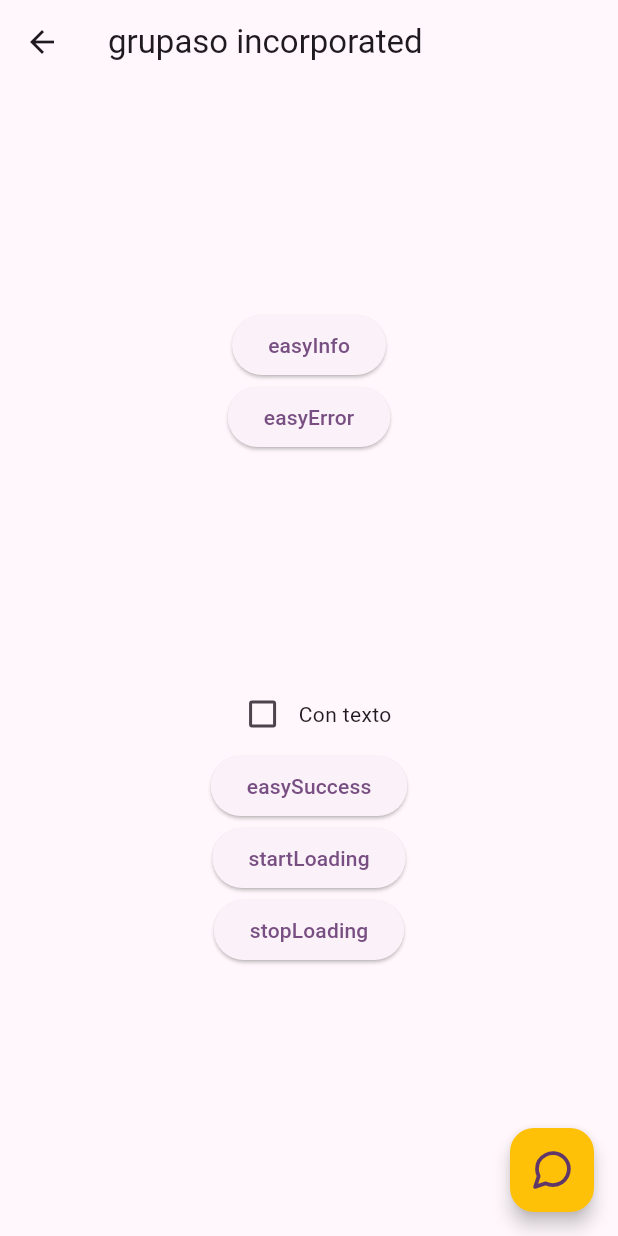
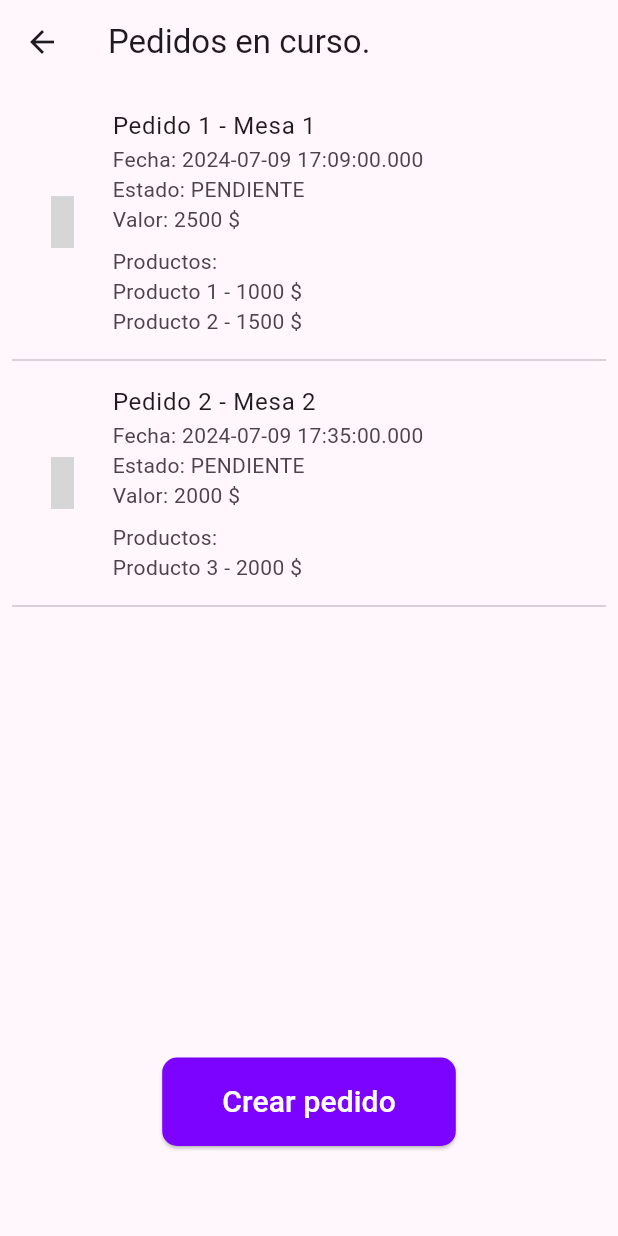
Before and after one commit to endors-toi/grupaso-pedidos, a Flutter app: the screen it shows after launch, after a tap on "Widget", on a phone screen of 412 x 824 dp. Run offline on Flutter 3.47's test engine with Material 3 defaults, Android fonts, the light colour scheme and no system bars; our stand-ins replace cloud_firestore, firebase_core, flutter_easyloading, flutter_feather_icons, material_design_icons_flutter; accounts and stored records are empty; grey boxes are pictures that could not be loaded.

Commit message:
GP-13 ver pedidos con boton
Avance del hdu

```diff
--- a/lib/pages/dev/dev_page.dart
+++ b/lib/pages/dev/dev_page.dart
@@ -5,9 +5,11 @@ import 'package:grupaso_pedidos/pages/crearPedido_page.dart';
 import 'package:grupaso_pedidos/pages/dev/example_page.dart';
 import 'package:grupaso_pedidos/pages/login.dart';
 import 'package:grupaso_pedidos/pages/caja_page.dart';
+import 'package:grupaso_pedidos/pages/verPedido.dart';
 
 // recuerda recargar ----->
 var pages = [
+  VerPedidoPage(),
   ExamplePage(),
   CrearPedidoPage(),
   LoginPage(),
--- /dev/null
+++ b/lib/pages/verPedido.dart
@@ -0,0 +1,124 @@
+import 'package:flutter/material.dart';
+
+import 'crearPedido_page.dart';
+import 'package:material_design_icons_flutter/material_design_icons_flutter.dart';
+
+class VerPedidoPage extends StatefulWidget {
+  const VerPedidoPage({super.key});
+
+  @override
+  State<VerPedidoPage> createState() => _VerPedidoPageState();
+}
+
+class _VerPedidoPageState extends State<VerPedidoPage> {
+  // Lista de ejemplo de pedidos
+  final List<Pedido> pedidos = [
+    Pedido(
+      id: 1,
+      productos: [
+        Producto(
+            id: 1,
+            nombre: 'Producto 1',
+            descripcion: 'Descripción 1',
+            precio: 1000),
+        Producto(
+            id: 2,
+            nombre: 'Producto 2',
+            descripcion: 'Descripción 2',
+            precio: 1500),
+      ],
+      mesa: 'Mesa 1',
+      fecha: DateTime.parse('2024-07-09 17:09'),
+      estado: 'PENDIENTE',
+      valor: 2500,
+    ),
+    Pedido(
+      id: 2,
+      productos: [
+        Producto(
+            id: 3,
+            nombre: 'Producto 3',
+            descripcion: 'Descripción 3',
+            precio: 2000),
+      ],
+      mesa: 'Mesa 2',
+      fecha: DateTime.parse('2024-07-09 17:35'),
+      estado: 'PENDIENTE',
+      valor: 2000,
+    ),
+  ];
+
+  @override
+  Widget build(BuildContext context) {
+    return Scaffold(
+      appBar: AppBar(
+        title: Text('Pedidos en curso.'),
+      ),
+      body: Column(
+        children: [
+          Expanded(
+            child: Padding(
+              padding: EdgeInsets.all(8),
+              child: ListView.builder(
+                itemCount: pedidos.length,
+                itemBuilder: (context, index) {
+                  final pedido = pedidos[index];
+                  return Column(
+                    children: [
+                      ListTile(
+                        title: Text('Pedido ${pedido.id} - ${pedido.mesa}'),
+                        subtitle: Column(
+                          crossAxisAlignment: CrossAxisAlignment.start,
+                          children: [
+                            Text('Fecha: ${pedido.fecha}'),
+                            Text('Estado: ${pedido.estado}'),
+                            Text('Valor: ${pedido.valor} \$'),
+                            SizedBox(height: 8),
+                            Text('Productos:'),
+                            ...pedido.productos
+                                .map((producto) => Text(
+                                    '${producto.nombre} - ${producto.precio} \$'))
+                                .toList(),
+                          ],
+                        ),
+                        leading: Icon(
+                          MdiIcons.food,
+                          size: 35,
+                          color: Color.fromARGB(255, 243, 174, 24),
+                        ),
+                      ),
+                      Divider(),
+                    ],
+                  );
+                },
+              ),
+            ),
+          ),
+          Padding(
+            padding: EdgeInsets.only(top: 30, bottom: 60),
+            child: ElevatedButton(
+              style: ElevatedButton.styleFrom(
+                backgroundColor: Color(0xFF7C03FF),
+                padding: EdgeInsets.symmetric(horizontal: 40.0, vertical: 15.0),
+                shape: RoundedRectangleBorder(
+                  borderRadius: BorderRadius.circular(10.0),
+                ),
+              ),
+              onPressed: () {
+                Navigator.push(
+                  context,
+                  MaterialPageRoute(builder: (context) => CrearPedidoPage()),
+                );
+              },
+              child: Text("Crear pedido",
+                  style: TextStyle(
+                    color: Colors.white,
+                    fontSize: 20,
+                  )),
+            ),
+          ),
+        ],
+      ),
+    );
+  }
+}
--- a/lib/services/firestore_service.dart
+++ b/lib/services/firestore_service.dart
@@ -1,4 +1,5 @@
 import 'package:cloud_firestore/cloud_firestore.dart';
+import 'package:grupaso_pedidos/pages/crearPedido_page.dart';
 import 'package:grupaso_pedidos/utils.dart';
 
 class FirestoreService {
@@ -6,7 +7,12 @@ class FirestoreService {
 
   // usuarios
   // productos
+
   // pedidos
+  //*
+  Stream<QuerySnapshot> Pedido() {
+    return FirebaseFirestore.instance.collection('Pedido').snapshots();
+  }
 
   // chat
   chatStream() {
```
Also changed, not shown: lib/pages/crearPedido_page.dart (+32 -14 lines), pubspec.lock.
